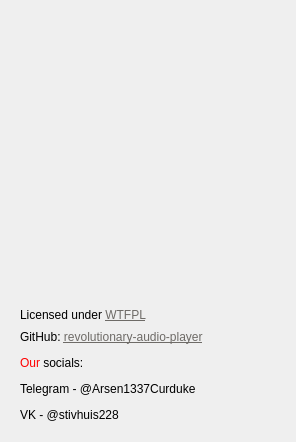
Above: src/AboutWindow/AboutWindow.ui from savannstm/revolutionary-audio-player before the change. Below: the same form after it.
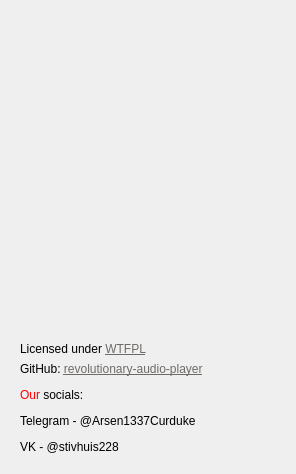
That is the form after the change.

Commit message: Show Qt and FFmpeg version in about window

```diff
--- a/src/AboutWindow/AboutWindow.ui
+++ b/src/AboutWindow/AboutWindow.ui
@@ -70,6 +70,20 @@
         </property>
        </widget>
       </item>
+      <item>
+       <widget class="QLabel" name="qtVersionLabel">
+        <property name="text">
+         <string/>
+        </property>
+       </widget>
+      </item>
+      <item>
+       <widget class="QLabel" name="ffmpegVersionLabel">
+        <property name="text">
+         <string/>
+        </property>
+       </widget>
+      </item>
       <item>
        <widget class="QLabel" name="licenseLabel">
         <property name="sizePolicy">
```
The commit also changes 1 other file.
